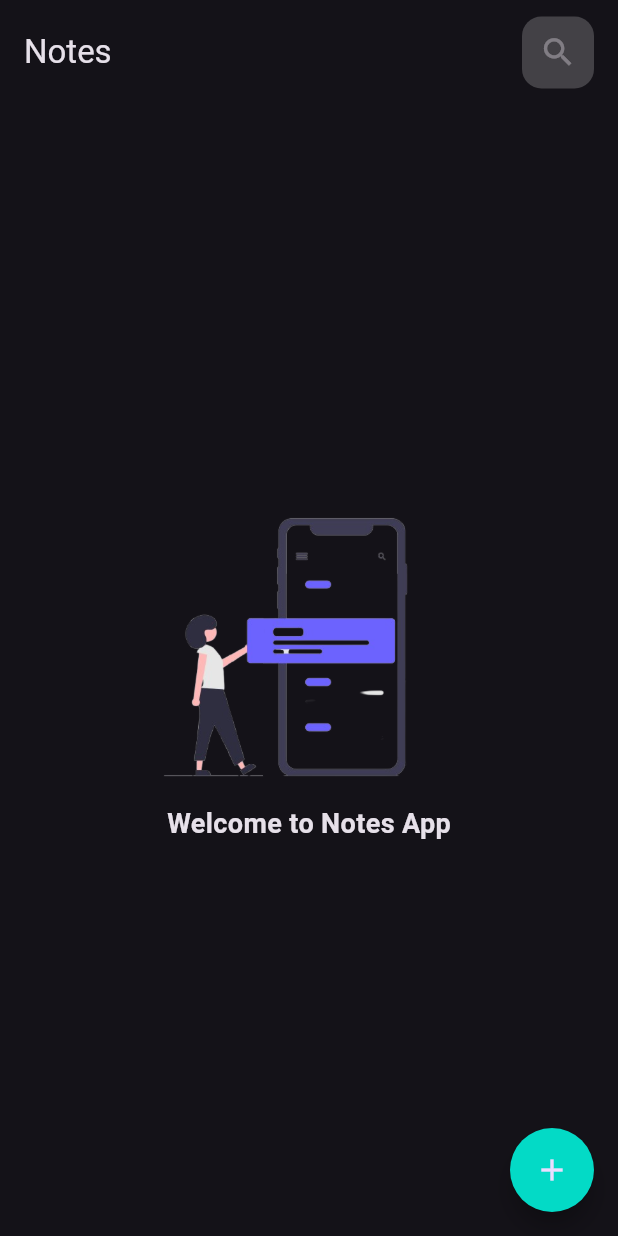
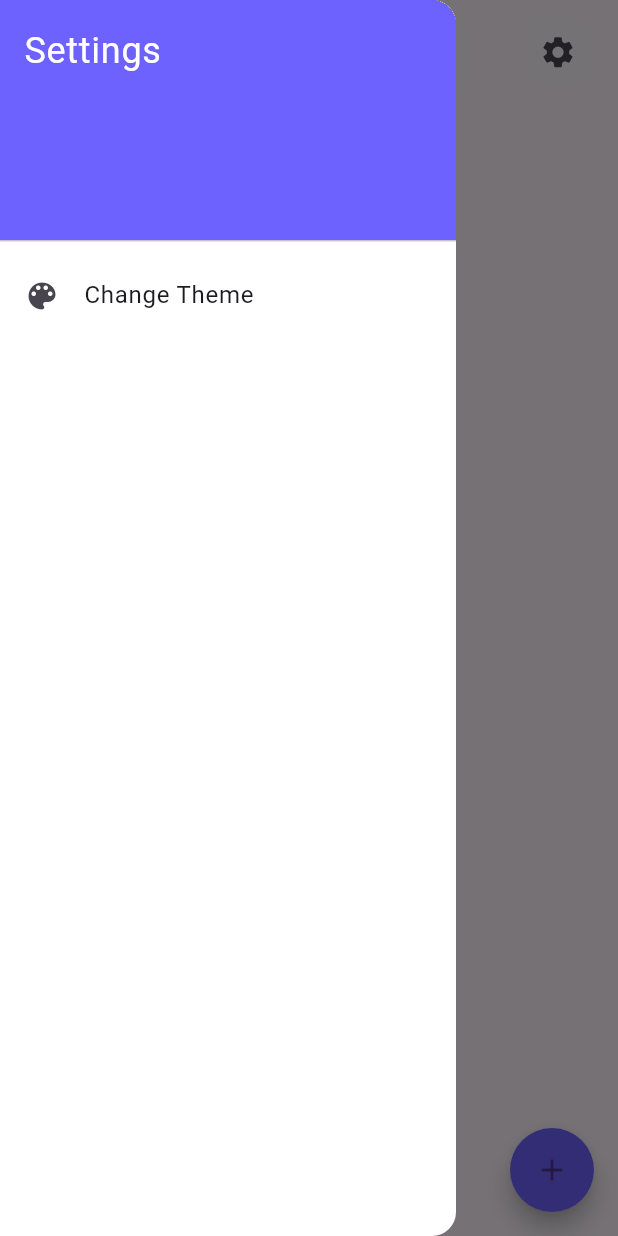
Before and after one commit to joyanis-dev/note_app_flutter_bloc, a Flutter app: the screen it shows after launch, with the side drawer open (before the commit the screen has no drawer), on a phone screen of 412 x 824 dp. Run offline on Flutter 3.47's test engine with Material 3 defaults, Android fonts, the light colour scheme and no system bars; our stand-ins replace flutter_bloc, hive, hive_flutter; accounts and stored records are empty.

Commit message:
create cubit fr change theme

```diff
--- a/lib/constants/app_constants.dart
+++ b/lib/constants/app_constants.dart
@@ -1,6 +1,6 @@
 import 'package:flutter/material.dart';
 
-const Color kPrimaryColor = Color(0xFF03DAC6);
+const Color kPrimaryColor = Color(0xFF6d62fe);
 const String kboxName = 'notes';
 const List<Color> noteColors = [
   Color(0xFFC0D6DF), // oyster bay
--- a/lib/cubits/add_note_cubit/add_note_cubit.dart
+++ b/lib/cubits/add_note_cubit/add_note_cubit.dart
@@ -15,13 +15,6 @@ class AddNoteCubit extends Cubit<AddNoteState> {
       emit(AddNoteError(e.toString()));
     }
   }
-  void editNote(NoteModel note) async {
-  try {
-    await note.save();
-    emit(AddNoteSuccess());
-  } catch (e) {
-    emit(AddNoteError(e.toString()));
-  }
-}
+
 
 }
--- a/lib/cubits/notes_cubit/notes_cubit.dart
+++ b/lib/cubits/notes_cubit/notes_cubit.dart
@@ -6,9 +6,13 @@ import 'package:notes_app/models/note_model.dart';
 
 class NotesCubit extends Cubit<NotesState> {
   NotesCubit() : super(NotesInitial());
+  List<NoteModel> allNotes = [];
 
   void fetchAllNotes() {
     final box = Hive.box<NoteModel>(kboxName);
+    allNotes = box.values.toList();
     emit(NotesSuccess(box.values.toList()));
   }
+
+
 }
--- /dev/null
+++ b/lib/cubits/theme_cubit/theme_cubit.dart
@@ -0,0 +1,11 @@
+import 'package:flutter/material.dart';
+import 'package:flutter_bloc/flutter_bloc.dart';
+
+class ThemeCubit extends Cubit<ThemeMode> {
+  ThemeCubit() : super(ThemeMode.light);
+ bool isDark = false;
+  void toggleTheme() {
+    isDark = !isDark;
+    emit(state == ThemeMode.light ? ThemeMode.dark : ThemeMode.light);
+  }
+}
--- a/lib/main.dart
+++ b/lib/main.dart
@@ -4,6 +4,7 @@ import 'package:hive_flutter/adapters.dart';
 import 'package:notes_app/constants/app_constants.dart';
 import 'package:notes_app/cubits/add_note_cubit/add_note_cubit.dart';
 import 'package:notes_app/cubits/notes_cubit/notes_cubit.dart';
+import 'package:notes_app/cubits/theme_cubit/theme_cubit.dart';
 import 'package:notes_app/models/note_model.dart';
 import 'package:notes_app/simple_bloc_observer.dart';
 import 'package:notes_app/views/notes_view.dart';
@@ -27,13 +28,20 @@ class NotesApp extends StatelessWidget {
       providers: [
         BlocProvider(create: (context) => NotesCubit()..fetchAllNotes()),
         BlocProvider(create: (context) => AddNoteCubit()),
+        BlocProvider(create: (context) => ThemeCubit()),
       ],
 
-      child: MaterialApp(
-        title: 'Notes App',
-        theme: ThemeData.dark(),
-        debugShowCheckedModeBanner: false,
-        home: const NotesView(),
+      child: BlocBuilder<ThemeCubit, ThemeMode>(
+        builder: (context,themeMode) {
+          return MaterialApp(
+            title: 'Notes App',
+             theme:  ThemeData.light(),
+            darkTheme: ThemeData.dark(),
+            themeMode: themeMode,
+            debugShowCheckedModeBanner: false,
+            home: const NotesView(),
+          );
+        },
       ),
     );
   }
--- a/lib/views/notes_view.dart
+++ b/lib/views/notes_view.dart
@@ -3,6 +3,7 @@ import 'package:notes_app/widgets/custom_appbar.dart';
 import 'package:notes_app/widgets/custom_icon.dart';
 import 'package:notes_app/widgets/floating_action_button.dart';
 import 'package:notes_app/widgets/notes_body.dart';
+import 'package:notes_app/widgets/setting_drawer.dart';
 
 class NotesView extends StatelessWidget {
   const NotesView({super.key});
@@ -11,9 +12,21 @@ class NotesView extends StatelessWidget {
   Widget build(BuildContext context) {
     return Scaffold(
       floatingActionButton: AddNoteFAB(),
+      drawer: const SettingDrawer(),
+      drawerEnableOpenDragGesture: false,
       appBar: CustomAppBar(
         title: 'Notes',
-        actions: [CustomIconButton(icon: Icons.search)],
+        actions: [
+          CustomIconButton(icon: Icons.search),
+          Builder(
+            builder: (context) => CustomIconButton(
+              icon: Icons.settings,
+              onPressed: () {
+                Scaffold.of(context).openDrawer();
+              },
+            ),
+          ),
+        ],
       ),
       body: NotesBody(),
     );
--- /dev/null
+++ b/lib/widgets/setting_drawer.dart
@@ -0,0 +1,37 @@
+import 'package:flutter/material.dart';
+import 'package:flutter_bloc/flutter_bloc.dart';
+import 'package:notes_app/constants/app_constants.dart';
+import 'package:notes_app/cubits/theme_cubit/theme_cubit.dart';
+
+class SettingDrawer extends StatelessWidget {
+  const SettingDrawer({super.key});
+
+
+  @override
+  Widget build(BuildContext context) {
+    final isDark = context.watch<ThemeCubit>().isDark;
+    return Drawer(
+      backgroundColor: isDark ? Colors.black : Colors.white,
+      child: ListView(
+        padding: EdgeInsets.zero,
+        children: [
+          const DrawerHeader(
+            decoration: BoxDecoration(color: kPrimaryColor),
+            child: Text(
+              'Settings',
+              style: TextStyle(color: Colors.white, fontSize: 24),
+            ),
+          ),
+          ListTile(
+            leading: const Icon(Icons.color_lens),
+            title: const Text('Change Theme'),
+            onTap: () {
+              Navigator.of(context).pop();
+              context.read<ThemeCubit>().toggleTheme();
+            },
+          ),
+        ],
+      ),
+    );
+  }
+}
```
